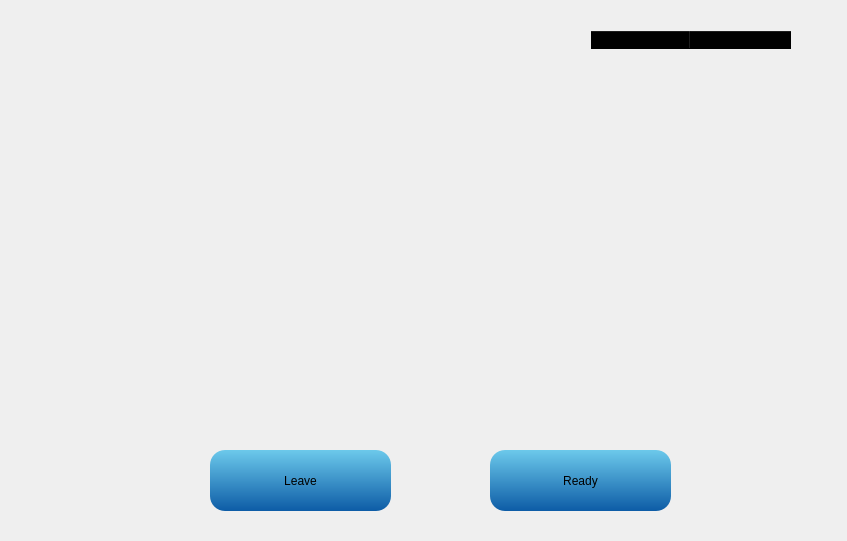
Old version of the form mainwindow/waitingroom.ui in the repository ruanxianzhi/eecs493.
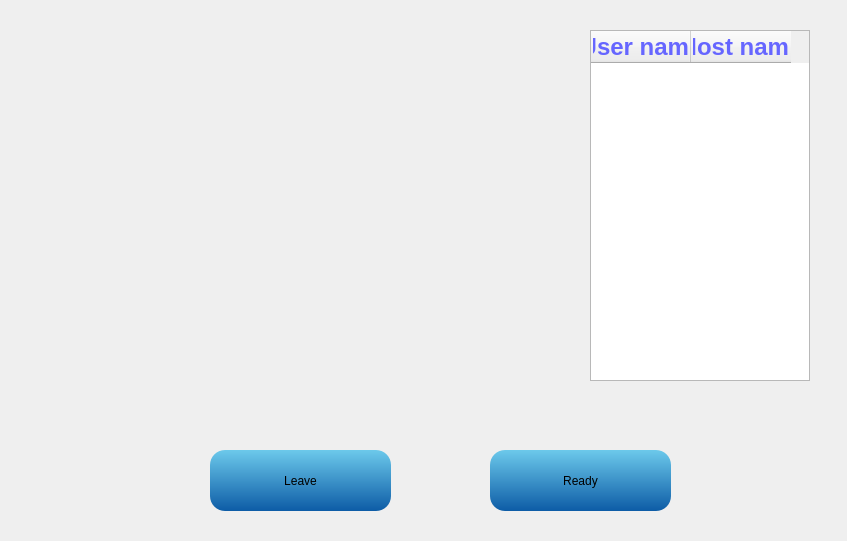
New version of the form.

Diff of the .ui file:
```diff
--- a/mainwindow/waitingroom.ui
+++ b/mainwindow/waitingroom.ui
@@ -69,29 +69,68 @@
     <rect>
      <x>590</x>
      <y>30</y>
-     <width>221</width>
+     <width>220</width>
      <height>351</height>
     </rect>
    </property>
    <property name="styleSheet">
-    <string notr="true">background-color: transparent;</string>
+    <string notr="true">background-color: QColor(189,202,242, 054);</string>
    </property>
    <column>
     <property name="text">
      <string>User name</string>
     </property>
+    <property name="font">
+     <font>
+      <pointsize>18</pointsize>
+      <weight>75</weight>
+      <bold>true</bold>
+     </font>
+    </property>
     <property name="background">
      <color>
-      <red>153</red>
-      <green>242</green>
-      <blue>226</blue>
+      <red>102</red>
+      <green>204</green>
+      <blue>255</blue>
      </color>
     </property>
+    <property name="foreground">
+     <brush brushstyle="SolidPattern">
+      <color alpha="255">
+       <red>102</red>
+       <green>102</green>
+       <blue>255</blue>
+      </color>
+     </brush>
+    </property>
    </column>
    <column>
     <property name="text">
      <string>Host name</string>
     </property>
+    <property name="font">
+     <font>
+      <pointsize>18</pointsize>
+      <weight>75</weight>
+      <bold>true</bold>
+     </font>
+    </property>
+    <property name="background">
+     <color>
+      <red>102</red>
+      <green>204</green>
+      <blue>255</blue>
+     </color>
+    </property>
+    <property name="foreground">
+     <brush brushstyle="SolidPattern">
+      <color alpha="255">
+       <red>102</red>
+       <green>102</green>
+       <blue>255</blue>
+      </color>
+     </brush>
+    </property>
    </column>
   </widget>
  </widget>
```
